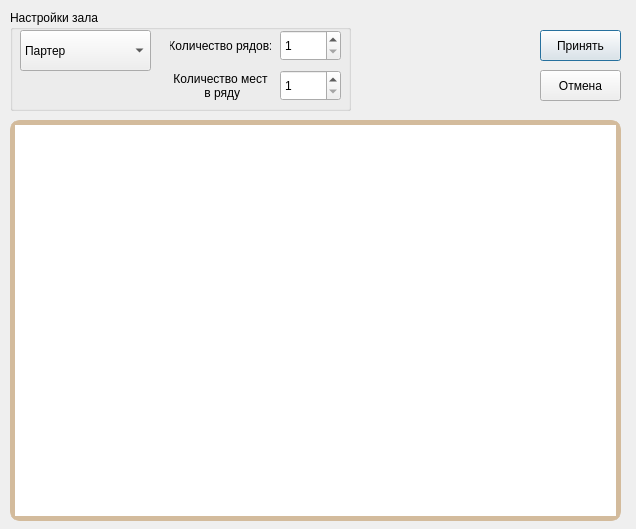
This is VTeatre/optionsforhall.ui in sashaserg/Cursovaya as Qt 5 draws it before an edit. The edited form follows.
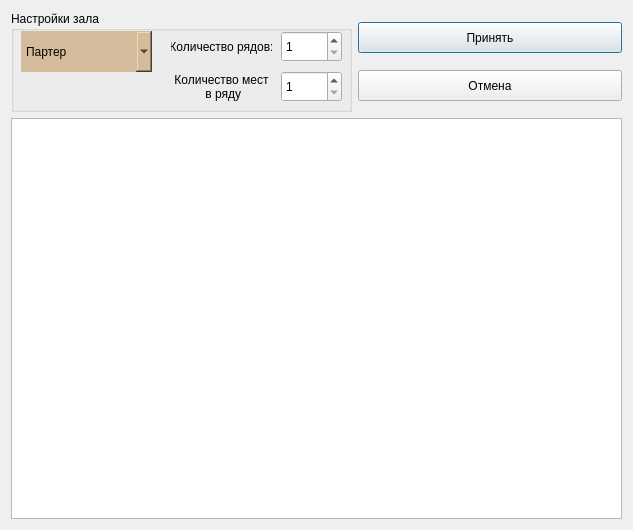
This is the edited form. Icons and pictures are not drawn.

Patch:
```diff
--- a/VTeatre/optionsforhall.ui
+++ b/VTeatre/optionsforhall.ui
@@ -6,73 +6,35 @@
    <rect>
     <x>0</x>
     <y>0</y>
-    <width>636</width>
+    <width>633</width>
     <height>529</height>
    </rect>
   </property>
   <property name="windowTitle">
    <string>Dialog</string>
   </property>
-  <widget class="QTableWidget" name="tableWidget">
-   <property name="geometry">
-    <rect>
-     <x>10</x>
-     <y>120</y>
-     <width>611</width>
-     <height>401</height>
-    </rect>
-   </property>
-   <property name="styleSheet">
-    <string notr="true">border-style: solid;
-border-width: 5px;
-border-radius: 10px;		
-border-color: #d3bb9c;
-
-
-					</string>
-   </property>
-   <property name="verticalScrollBarPolicy">
-    <enum>Qt::ScrollBarAlwaysOff</enum>
-   </property>
-   <property name="horizontalScrollBarPolicy">
-    <enum>Qt::ScrollBarAlwaysOff</enum>
-   </property>
-   <property name="showGrid">
-    <bool>false</bool>
-   </property>
-   <property name="rowCount">
-    <number>0</number>
-   </property>
-   <property name="columnCount">
-    <number>0</number>
-   </property>
-   <attribute name="horizontalHeaderVisible">
-    <bool>false</bool>
-   </attribute>
-   <attribute name="horizontalHeaderDefaultSectionSize">
-    <number>61</number>
-   </attribute>
-   <attribute name="verticalHeaderVisible">
-    <bool>false</bool>
-   </attribute>
-   <attribute name="verticalHeaderCascadingSectionResizes">
-    <bool>false</bool>
-   </attribute>
-   <attribute name="verticalHeaderDefaultSectionSize">
-    <number>27</number>
-   </attribute>
-   <attribute name="verticalHeaderMinimumSectionSize">
-    <number>21</number>
-   </attribute>
-  </widget>
+  <property name="windowIcon">
+   <iconset resource="Resurs1.qrc">
+    <normaloff>:/image/tools.ico</normaloff>:/image/tools.ico</iconset>
+  </property>
+  <layout class="QGridLayout" name="gridLayout">
+   <item row="0" column="0">
+    <layout class="QVBoxLayout" name="verticalLayout_2">
+     <item>
+      <layout class="QHBoxLayout" name="horizontalLayout">
+       <item>
   <widget class="QGroupBox" name="groupBox">
-   <property name="geometry">
-    <rect>
-     <x>10</x>
-     <y>10</y>
+         <property name="sizePolicy">
+          <sizepolicy hsizetype="Maximum" vsizetype="Preferred">
+           <horstretch>0</horstretch>
+           <verstretch>0</verstretch>
+          </sizepolicy>
+         </property>
+         <property name="minimumSize">
+          <size>
      <width>341</width>
      <height>101</height>
-    </rect>
+          </size>
    </property>
    <property name="title">
     <string>Настройки зала</string>
@@ -86,6 +48,12 @@
       <height>31</height>
      </rect>
     </property>
+          <property name="minimumSize">
+           <size>
+            <width>61</width>
+            <height>31</height>
+           </size>
+          </property>
     <property name="minimum">
      <number>1</number>
     </property>
@@ -99,6 +67,12 @@
       <height>31</height>
      </rect>
     </property>
+          <property name="minimumSize">
+           <size>
+            <width>61</width>
+            <height>31</height>
+           </size>
+          </property>
     <property name="minimum">
      <number>1</number>
     </property>
@@ -112,6 +86,12 @@
       <height>31</height>
      </rect>
     </property>
+          <property name="minimumSize">
+           <size>
+            <width>101</width>
+            <height>31</height>
+           </size>
+          </property>
     <property name="text">
      <string>Количество рядов:</string>
     </property>
@@ -128,6 +108,12 @@
       <height>31</height>
      </rect>
     </property>
+          <property name="minimumSize">
+           <size>
+            <width>101</width>
+            <height>31</height>
+           </size>
+          </property>
     <property name="text">
      <string>Количество мест
  в ряду</string>
@@ -145,6 +131,17 @@
       <height>41</height>
      </rect>
     </property>
+          <property name="minimumSize">
+           <size>
+            <width>131</width>
+            <height>41</height>
+           </size>
+          </property>
+          <property name="styleSheet">
+           <string notr="true">background-color: #d3bb9c;
+border-style: outset;
+	</string>
+          </property>
     <item>
      <property name="text">
       <string>Партер</string>
@@ -162,33 +159,92 @@
     </item>
    </widget>
   </widget>
+       </item>
+       <item>
+        <layout class="QVBoxLayout" name="verticalLayout">
+         <item>
   <widget class="QPushButton" name="pushButtonOK">
-   <property name="geometry">
-    <rect>
-     <x>540</x>
-     <y>30</y>
+           <property name="minimumSize">
+            <size>
      <width>81</width>
      <height>31</height>
-    </rect>
+            </size>
    </property>
    <property name="text">
     <string>Принять</string>
    </property>
   </widget>
+         </item>
+         <item>
   <widget class="QPushButton" name="pushButtonCancel">
-   <property name="geometry">
-    <rect>
-     <x>540</x>
-     <y>70</y>
+           <property name="minimumSize">
+            <size>
      <width>81</width>
      <height>31</height>
-    </rect>
+            </size>
    </property>
    <property name="text">
     <string>Отмена</string>
    </property>
   </widget>
- </widget>
- <resources/>
+         </item>
+        </layout>
+       </item>
+      </layout>
+     </item>
+     <item>
+      <widget class="QTableWidget" name="tableWidget">
+       <property name="minimumSize">
+        <size>
+         <width>611</width>
+         <height>401</height>
+        </size>
+       </property>
+       <property name="styleSheet">
+        <string notr="true">
+					</string>
+       </property>
+       <property name="verticalScrollBarPolicy">
+        <enum>Qt::ScrollBarAlwaysOff</enum>
+       </property>
+       <property name="horizontalScrollBarPolicy">
+        <enum>Qt::ScrollBarAlwaysOff</enum>
+       </property>
+       <property name="showGrid">
+        <bool>false</bool>
+       </property>
+       <property name="rowCount">
+        <number>0</number>
+       </property>
+       <property name="columnCount">
+        <number>0</number>
+       </property>
+       <attribute name="horizontalHeaderVisible">
+        <bool>false</bool>
+       </attribute>
+       <attribute name="horizontalHeaderDefaultSectionSize">
+        <number>61</number>
+       </attribute>
+       <attribute name="verticalHeaderVisible">
+        <bool>true</bool>
+       </attribute>
+       <attribute name="verticalHeaderCascadingSectionResizes">
+        <bool>false</bool>
+       </attribute>
+       <attribute name="verticalHeaderDefaultSectionSize">
+        <number>27</number>
+       </attribute>
+       <attribute name="verticalHeaderMinimumSectionSize">
+        <number>21</number>
+       </attribute>
+      </widget>
+     </item>
+    </layout>
+   </item>
+  </layout>
+ </widget>
+ <resources>
+  <include location="Resurs1.qrc"/>
+ </resources>
  <connections/>
 </ui>
```
Left out of the diff: 2 changed lines with no effect on the pictures. Lines whose indentation alone changed are shown as unchanged.
